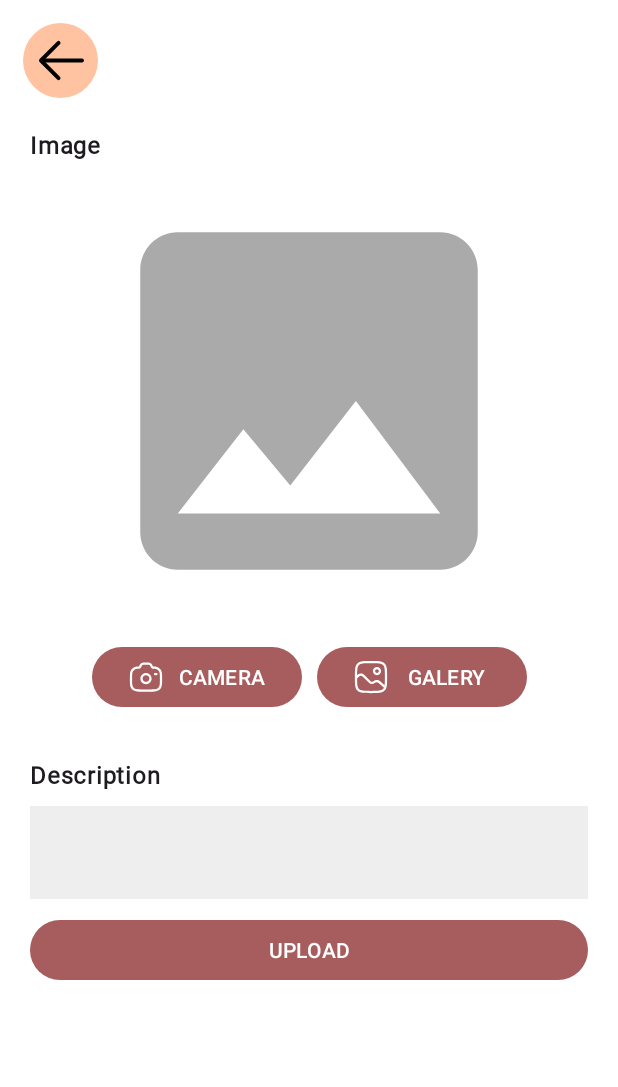
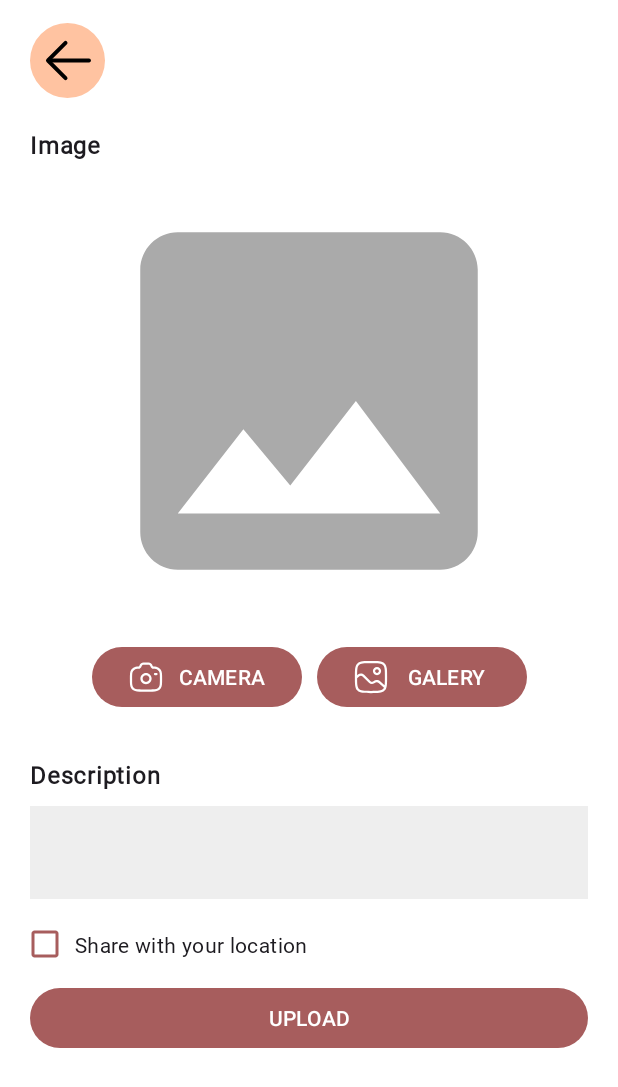
Before and after one commit to Fajri009/Bangkit-2024-FP-BPAAI, an Android app: the AddStoryActivity screen opened directly, with no data from a screen before it, on a phone screen of 412 x 824 dp. Shown: the top 1087 px of the screen. Run offline under Robolectric (Android 15) with nearby library versions, the phone set to English and light mode, and no system bars; pictures from the network do not load.

Commit message:
Adding GPS for Add Story

```diff
--- a/app/build.gradle.kts
+++ b/app/build.gradle.kts
@@ -52,6 +52,7 @@ dependencies {
     implementation(libs.androidx.activity)
     implementation(libs.androidx.constraintlayout)
     implementation(libs.play.services.maps)
+    implementation(libs.play.services.location)
     testImplementation(libs.junit)
     androidTestImplementation(libs.androidx.junit)
     androidTestImplementation(libs.androidx.espresso.core)
--- a/app/src/main/java/com/example/bangkit_2024_fp_bpaai/data/StoryRepository.kt
+++ b/app/src/main/java/com/example/bangkit_2024_fp_bpaai/data/StoryRepository.kt
@@ -83,13 +83,15 @@ class StoryRepository(
     fun addStories(
         token: String,
         uri: MultipartBody.Part,
-        desc: RequestBody
+        desc: RequestBody,
+        lat: Double?,
+        lon: Double?
     ): LiveData<Result<AddStoryResponse>> =
         liveData {
             emit(Result.Loading)
 
             try {
-                val response = apiService.addStories(token, uri, desc)
+                val response = apiService.addStories(token, uri, desc, lat, lon)
                 emit(Result.Success(response))
             } catch (e: Exception) {
                 Log.d("Add Stories", e.message.toString())
--- a/app/src/main/java/com/example/bangkit_2024_fp_bpaai/data/remote/retrofit/ApiService.kt
+++ b/app/src/main/java/com/example/bangkit_2024_fp_bpaai/data/remote/retrofit/ApiService.kt
@@ -40,5 +40,7 @@ interface ApiService {
         @Header("Authorization") token: String,
         @Part file: MultipartBody.Part,
         @Part("description") description: RequestBody,
+        @Part("lat") lat: Double?,
+        @Part("lon") lon: Double?
     ): AddStoryResponse
 }
--- a/app/src/main/java/com/example/bangkit_2024_fp_bpaai/ui/add/AddStoryActivity.kt
+++ b/app/src/main/java/com/example/bangkit_2024_fp_bpaai/ui/add/AddStoryActivity.kt
@@ -1,17 +1,18 @@
 package com.example.bangkit_2024_fp_bpaai.ui.add
 
+import android.Manifest
+import android.content.pm.PackageManager
+import android.location.Location
 import android.net.Uri
 import android.os.Bundle
 import android.util.Log
 import android.view.View
 import android.widget.Toast
-import androidx.activity.enableEdgeToEdge
 import androidx.activity.result.PickVisualMediaRequest
 import androidx.activity.result.contract.ActivityResultContracts
 import androidx.activity.viewModels
 import androidx.appcompat.app.AppCompatActivity
-import androidx.core.view.ViewCompat
-import androidx.core.view.WindowInsetsCompat
+import androidx.core.app.ActivityCompat
 import com.example.bangkit_2024_fp_bpaai.R
 import com.example.bangkit_2024_fp_bpaai.data.local.preference.User
 import com.example.bangkit_2024_fp_bpaai.data.local.preference.UserPreferences
@@ -20,6 +21,8 @@ import com.example.bangkit_2024_fp_bpaai.databinding.ActivityAddStoryBinding
 import com.example.bangkit_2024_fp_bpaai.ui.ViewModelFactory
 import com.example.bangkit_2024_fp_bpaai.utils.getImageUri
 import com.example.bangkit_2024_fp_bpaai.utils.uriToFile
+import com.google.android.gms.location.FusedLocationProviderClient
+import com.google.android.gms.location.LocationServices
 import okhttp3.MediaType.Companion.toMediaType
 import okhttp3.MultipartBody
 import okhttp3.RequestBody.Companion.asRequestBody
@@ -28,6 +31,10 @@ import okhttp3.RequestBody.Companion.toRequestBody
 class AddStoryActivity : AppCompatActivity() {
     private lateinit var binding: ActivityAddStoryBinding
     private var currentImageUri: Uri? = null
+
+    private lateinit var fusedLocationProviderClient: FusedLocationProviderClient
+    private var lat: Double? = null
+    private var lon: Double? = null
 
     private val factory: ViewModelFactory = ViewModelFactory.getInstance()
     private val viewModel: AddStoryViewModel by viewModels {
@@ -45,12 +52,22 @@ class AddStoryActivity : AppCompatActivity() {
         userPreferences = UserPreferences(this)
         userModel = userPreferences.getUser()
 
-        back()
+        fusedLocationProviderClient = LocationServices.getFusedLocationProviderClient(this)
 
-        binding.btnCamera.setOnClickListener { startCamera() }
-        binding.btnGallery.setOnClickListener { startGallery() }
-
-        upload()
+        binding.apply {
+            ivBack.setOnClickListener { finish() }
+            btnCamera.setOnClickListener { startCamera() }
+            btnGallery.setOnClickListener { startGallery() }
+            cbShareLoc.setOnCheckedChangeListener { _, isChecked ->
+                if (isChecked) {
+                    getCurrentLocation()
+                } else {
+                    lat = null
+                    lon = null
+                }
+            }
+            btnUpload.setOnClickListener { upload() }
+        }
     }
 
     private fun startCamera() {
@@ -87,10 +104,43 @@ class AddStoryActivity : AppCompatActivity() {
         }
     }
 
+    private fun getCurrentLocation() {
+        if (binding.cbShareLoc.isChecked) {
+            if (ActivityCompat.checkSelfPermission(
+                    this,
+                    Manifest.permission.ACCESS_FINE_LOCATION
+                ) != PackageManager.PERMISSION_GRANTED &&
+                ActivityCompat.checkSelfPermission(
+                    this,
+                    Manifest.permission.ACCESS_COARSE_LOCATION
+                ) != PackageManager.PERMISSION_GRANTED
+            ) {
+                ActivityCompat.requestPermissions(
+                    this,
+                    arrayOf(
+                        Manifest.permission.ACCESS_FINE_LOCATION,
+                        Manifest.permission.ACCESS_COARSE_LOCATION
+                    ),
+                    LOCATION_PERMISSION_REQUEST_CODE
+                )
+                return
+            }
+            fusedLocationProviderClient.lastLocation
+                .addOnSuccessListener { location: Location? ->
+                    location?.let {
+                        lat = it.latitude
+                        lon = it.longitude
+                    }
+                }
+                .addOnFailureListener {
+                    Log.e("LocationError", "Failed to get location.")
+                }
+        }
+    }
+
     private fun upload() {
         val edDesc = binding.edDesc.text
 
-        binding.btnUpload.setOnClickListener {
         if (currentImageUri == null || edDesc!!.isEmpty()) {
             showToast(R.string.empty_form_upload)
         } else {
@@ -106,12 +156,14 @@ class AddStoryActivity : AppCompatActivity() {
                     requestImageFile
                 )
 
-                    viewModel.addStory(userModel.token!!, multipartBody, requestBody).observe(this) { result ->
+                viewModel.addStory(userModel.token!!, multipartBody, requestBody, lat, lon)
+                    .observe(this) { result ->
                         if (result != null) {
                             when (result) {
                                 is Result.Loading -> {
                                     binding.progressBar.visibility = View.VISIBLE
                                 }
+
                                 is Result.Success -> {
                                     binding.progressBar.visibility = View.GONE
 
@@ -121,6 +173,7 @@ class AddStoryActivity : AppCompatActivity() {
                                         finish()
                                     }
                                 }
+
                                 is Result.Error -> {
                                     binding.progressBar.visibility = View.GONE
 
@@ -132,13 +185,6 @@ class AddStoryActivity : AppCompatActivity() {
             }
         }
     }
-    }
-
-    private fun back() {
-        binding.ivBack.setOnClickListener {
-            finish()
-        }
-    }
 
     private fun showToast(message: Int) {
         Toast.makeText(this@AddStoryActivity, message, Toast.LENGTH_SHORT).show()
@@ -147,4 +193,8 @@ class AddStoryActivity : AppCompatActivity() {
     private fun showToastString(message: String) {
         Toast.makeText(this@AddStoryActivity, message, Toast.LENGTH_SHORT).show()
     }
+
+    companion object {
+        private const val LOCATION_PERMISSION_REQUEST_CODE = 1
     }
+}
--- a/app/src/main/java/com/example/bangkit_2024_fp_bpaai/ui/add/AddStoryViewModel.kt
+++ b/app/src/main/java/com/example/bangkit_2024_fp_bpaai/ui/add/AddStoryViewModel.kt
@@ -6,6 +6,6 @@ import okhttp3.MultipartBody
 import okhttp3.RequestBody
 
 class AddStoryViewModel(private val storyRepository: StoryRepository): ViewModel() {
-    fun addStory(token: String, uri: MultipartBody.Part, desc: RequestBody) =
-        storyRepository.addStories("Bearer $token", uri, desc)
+    fun addStory(token: String, uri: MultipartBody.Part, desc: RequestBody, lat: Double?, lon: Double?) =
+        storyRepository.addStories("Bearer $token", uri, desc, lat, lon)
 }
--- a/app/src/main/res/layout/activity_add_story.xml
+++ b/app/src/main/res/layout/activity_add_story.xml
@@ -1,5 +1,5 @@
 <?xml version="1.0" encoding="utf-8"?>
-<androidx.constraintlayout.widget.ConstraintLayout xmlns:android="http://schemas.android.com/apk/res/android"
+<ScrollView xmlns:android="http://schemas.android.com/apk/res/android"
     xmlns:app="http://schemas.android.com/apk/res-auto"
     xmlns:tools="http://schemas.android.com/tools"
     android:id="@+id/main"
@@ -8,12 +8,17 @@
     android:background="@color/white"
     tools:context=".ui.add.AddStoryActivity">
 
+    <androidx.constraintlayout.widget.ConstraintLayout
+        android:layout_width="match_parent"
+        android:layout_height="wrap_content"
+        android:paddingHorizontal="20dp">
+
         <ImageView
             android:id="@+id/iv_back"
             android:layout_width="50dp"
             android:layout_height="50dp"
             android:src="@drawable/ic_back"
-        android:layout_margin="15dp"
+            android:layout_marginTop="15dp"
             android:contentDescription="@string/back"
             app:layout_constraintStart_toStartOf="parent"
             app:layout_constraintTop_toTopOf="parent" />
@@ -26,7 +31,6 @@
             android:text="@string/image_story"
             android:textStyle="bold"
             android:layout_marginTop="20dp"
-        android:layout_marginStart="20dp"
             app:layout_constraintStart_toStartOf="parent"
             app:layout_constraintTop_toBottomOf="@+id/iv_back" />
 
@@ -37,6 +41,7 @@
             android:layout_marginTop="10dp"
             android:layout_marginHorizontal="20dp"
             android:src="@drawable/ic_image"
+            android:contentDescription="@string/photo"
             app:layout_constraintEnd_toEndOf="parent"
             app:layout_constraintStart_toStartOf="parent"
             app:layout_constraintTop_toBottomOf="@+id/tv_image" />
@@ -84,7 +89,6 @@
             android:id="@+id/input_desc"
             android:layout_width="0dp"
             android:layout_height="wrap_content"
-        android:layout_marginHorizontal="20dp"
             android:layout_marginTop="10dp"
             android:background="@color/white_500"
             app:boxStrokeWidth="0dp"
@@ -99,16 +103,34 @@
                 android:layout_height="match_parent" />
         </com.google.android.material.textfield.TextInputLayout>
 
+        <CheckBox
+            android:id="@+id/cb_share_loc"
+            android:layout_width="20dp"
+            android:layout_height="20dp"
+            android:layout_marginTop="20dp"
+            app:buttonTint="@color/color_primary"
+            app:layout_constraintStart_toStartOf="parent"
+            app:layout_constraintTop_toBottomOf="@id/input_desc" />
+
+        <TextView
+            style="@style/TextAppearance.AppCompat.BodyMedium"
+            android:layout_width="wrap_content"
+            android:layout_height="wrap_content"
+            android:text="@string/add_share_loc"
+            android:layout_marginStart="10dp"
+            app:layout_constraintBottom_toBottomOf="@+id/cb_share_loc"
+            app:layout_constraintStart_toEndOf="@+id/cb_share_loc"
+            app:layout_constraintTop_toTopOf="@+id/cb_share_loc" />
+
         <Button
             android:id="@+id/btn_upload"
             android:layout_width="match_parent"
             android:layout_height="wrap_content"
             android:text="@string/upload"
             android:textAllCaps="true"
-        android:layout_marginTop="10dp"
-        android:layout_marginHorizontal="20dp"
+            android:layout_marginTop="15dp"
             app:layout_constraintStart_toStartOf="parent"
-        app:layout_constraintTop_toBottomOf="@+id/input_desc"
+            app:layout_constraintTop_toBottomOf="@+id/cb_share_loc"
             app:layout_constraintEnd_toEndOf="parent" />
 
         <ProgressBar
@@ -121,3 +143,4 @@
             app:layout_constraintStart_toStartOf="parent"
             app:layout_constraintTop_toTopOf="parent" />
     </androidx.constraintlayout.widget.ConstraintLayout>
+</ScrollView>
--- a/app/src/main/res/values/strings.xml
+++ b/app/src/main/res/values/strings.xml
@@ -1,6 +1,6 @@
 <resources>
     <string name="app_name">StoryApp</string>
-    <string name="logo_app">Logo App</string>
+    <string name="logo_app" translatable="false">Logo App</string>
 
     <!-- Authentication -->
     <string name="login">Login</string>
@@ -15,7 +15,6 @@
     <string name="have_acc">Already have an account?</string>
     <string name="empty_form">Please fill in the form fields</string>
     <string name="try_login">Register Success! Please try to login to your account</string>
-    <string name="already_taken">SIGN UP ERROR : Email is already taken</string>
     <string name="invalid_form">Please fill in the form data according to the requirements</string>
 
     <!-- Home -->
@@ -32,8 +31,10 @@
     <string name="back">Back</string>
 
     <!-- Add Story -->
+    <string name="photo">Photo</string>
     <string name="camera">Camera</string>
     <string name="gallery">Galery</string>
+    <string name="add_share_loc">Share with your location</string>
     <string name="upload">Upload</string>
     <string name="empty_form_upload">Fill in the data first</string>
     <string name="add_story_success">Story successfully added</string>
--- a/gradle/libs.versions.toml
+++ b/gradle/libs.versions.toml
@@ -21,6 +21,7 @@ activityKtx = "1.9.0"
 fragmentKtx = "1.7.1"
 googleAndroidLibrariesMapsplatformSecretsGradlePlugin = "2.0.1"
 playServicesMaps = "18.2.0"
+playServicesLocation = "21.3.0"
 
 [libraries]
 androidx-core-ktx = { group = "androidx.core", name = "core-ktx", version.ref = "coreKtx" }
@@ -43,6 +44,7 @@ androidx-lifecycle-viewmodel-ktx = { module = "androidx.lifecycle:lifecycle-view
 androidx-activity-ktx = { module = "androidx.activity:activity-ktx", version.ref = "activityKtx" }
 androidx-fragment-ktx = { module = "androidx.fragment:fragment-ktx", version.ref = "fragmentKtx" }
 play-services-maps = { group = "com.google.android.gms", name = "play-services-maps", version.ref = "playServicesMaps" }
+play-services-location = { group = "com.google.android.gms", name = "play-services-location", version.ref = "playServicesLocation" }
 
 [plugins]
 androidApplication = { id = "com.android.application", version.ref = "agp" }
```
Also changed, not shown: 1 other file. Lines whose indentation alone changed are shown as unchanged.
